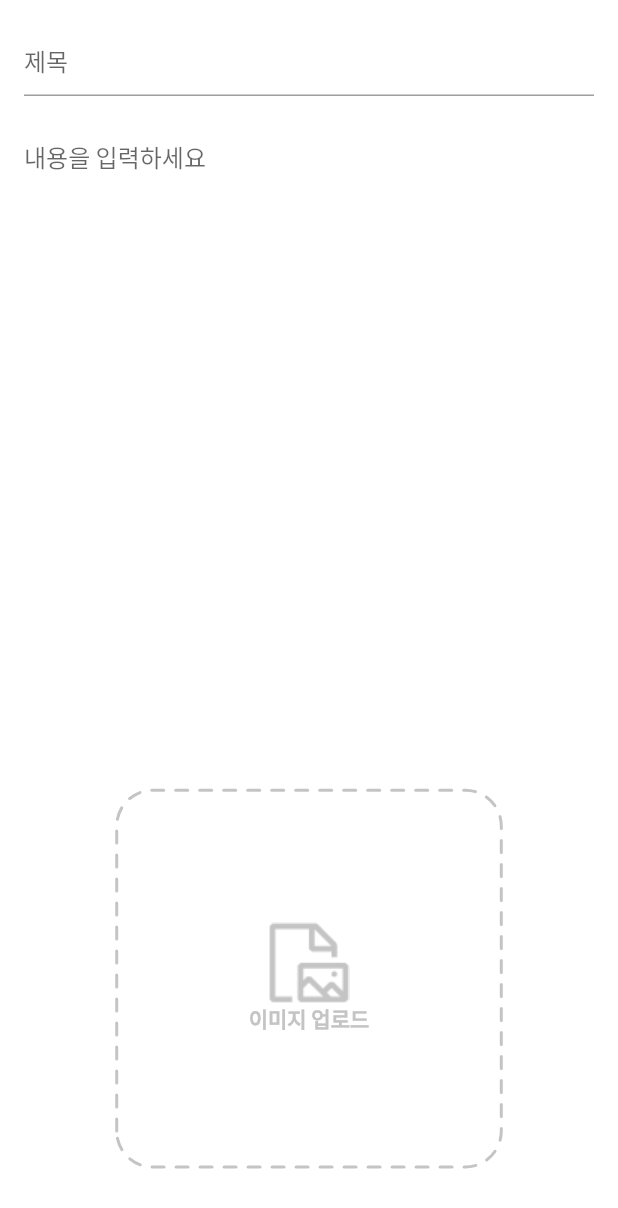
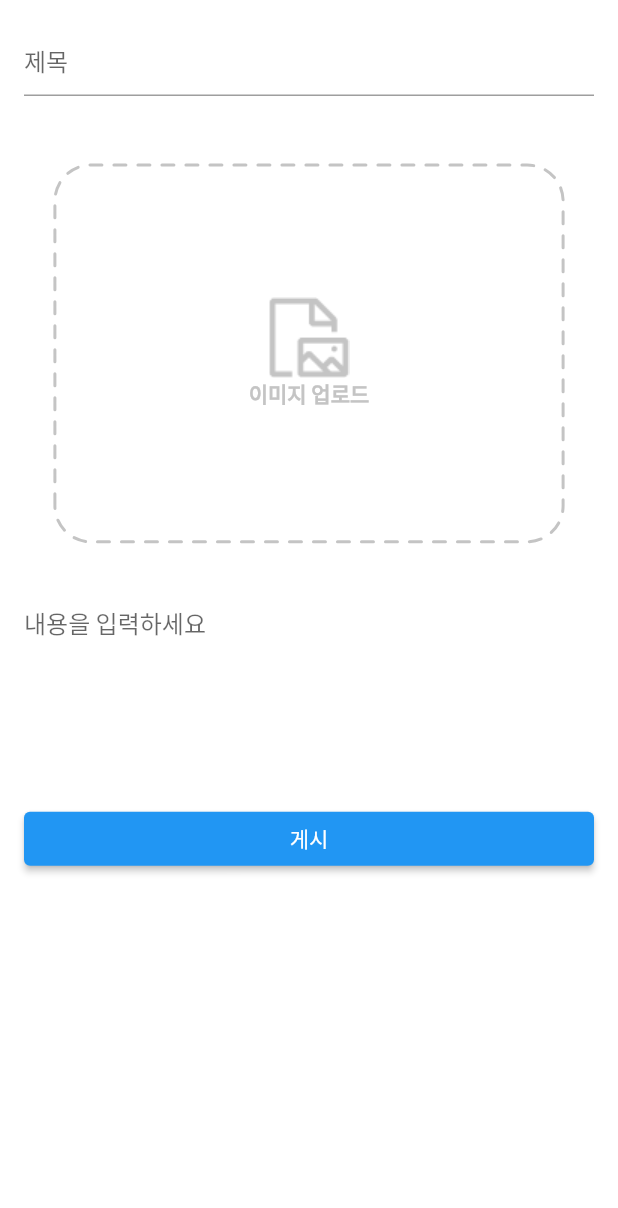
Before and after one commit to kdhhuns2000/d_to_d, a Flutter app: the DesktopAddPost widget shown alone on an empty page, opened directly, on a phone screen of 412 x 824 dp. Shown: the top 1208 px of the screen. Run offline on Flutter 3.47's test engine with Material 2 defaults, Android fonts, the phone set to English and light mode, and no system bars; drawn by our look-alikes of dotted_border; our stand-ins replace convex_bottom_bar, dio, flutter_riverpod, fluttertoast, go_router, image_picker; missing offline and left inert: responsive_grid_list, stomp_dart_client; network calls fail.

Commit message:
Modify add post page

```diff
--- a/lib/screens/add_post/desktop_add_post_page.dart
+++ b/lib/screens/add_post/desktop_add_post_page.dart
@@ -1,41 +1,85 @@
+import 'package:d_to_d/models/user.dart';
+import 'package:d_to_d/utils/api/service.dart';
+import 'package:d_to_d/widgets/image_upload.dart';
+import 'package:flutter/foundation.dart';
 import 'package:flutter/material.dart';
-import 'package:d_to_d/widgets/image_upload.dart';
+import 'package:fluttertoast/fluttertoast.dart';
+import 'package:go_router/go_router.dart';
+import 'package:flutter_riverpod/flutter_riverpod.dart';
 
-class DesktopAddPost extends StatelessWidget {
+class DesktopAddPost extends ConsumerStatefulWidget {
   const DesktopAddPost({super.key});
 
   @override
+  ConsumerState<ConsumerStatefulWidget> createState() => _DesktopAddPostState();
+}
+
+class _DesktopAddPostState extends ConsumerState<DesktopAddPost> {
+  User user = User.getInstance();
+  final _titleController = TextEditingController();
+  final _contentController = TextEditingController();
+
+  @override
   Widget build(BuildContext context) {
+    final imageState = ref.watch(imageFileStateProvider);
     return Container(
       color: Colors.white,
       padding: const EdgeInsets.all(16.0),
-      child: Column(
-        crossAxisAlignment: CrossAxisAlignment.start,
+      child: ListView(
         children: [
           TextField(
+            controller: _titleController,
             decoration: InputDecoration(
               hintText: '제목',
             ),
           ),
           SizedBox(height: 16),
-          Expanded(
-            child: TextField(
-              maxLines: null,
-              decoration: InputDecoration(
-                border: InputBorder.none,
-                hintText: '내용을 입력하세요',
-              ),
-            ),
-          ),
           Padding(
             padding: EdgeInsets.symmetric(
               vertical: 30.0,
-              horizontal: MediaQuery.of(context).size.width * 0.15,
+              horizontal: MediaQuery.of(context).size.width * 0.05,
             ),
             child: ImageUpload(),
+          ),
+          TextField(
+            controller: _contentController,
+            minLines: 5,
+            maxLines: 100,
+            decoration: InputDecoration(
+              border: InputBorder.none,
+              hintText: '내용을 입력하세요',
+            ),
+          ),
+          ElevatedButton(
+            // onPressed: () => print(user.id),
+            onPressed: () {
+              if (imageState != null) {
+                post(imageState);
+              }
+            },
+            child: Text('게시'),
           ),
         ],
       ),
     );
   }
+
+  Future<void> post(Uint8List bytes) async {
+    bool result = await Service.addPost(
+      user.id,
+      _titleController.text,
+      _contentController.text,
+      user.category,
+      bytes,
+    );
+    if (result) {
+      context.pop();
+    } else {
+      Fluttertoast.showToast(
+        msg: '문제가 발생했습니다.',
+        gravity: ToastGravity.BOTTOM,
+        toastLength: Toast.LENGTH_SHORT,
+      );
+    }
+  }
 }
```
Also changed, not shown: lib/screens/add_post/add_post_page.dart (+0 -8 lines), lib/screens/add_post/mobile_add_post_page.dart (+56 -12 lines).
